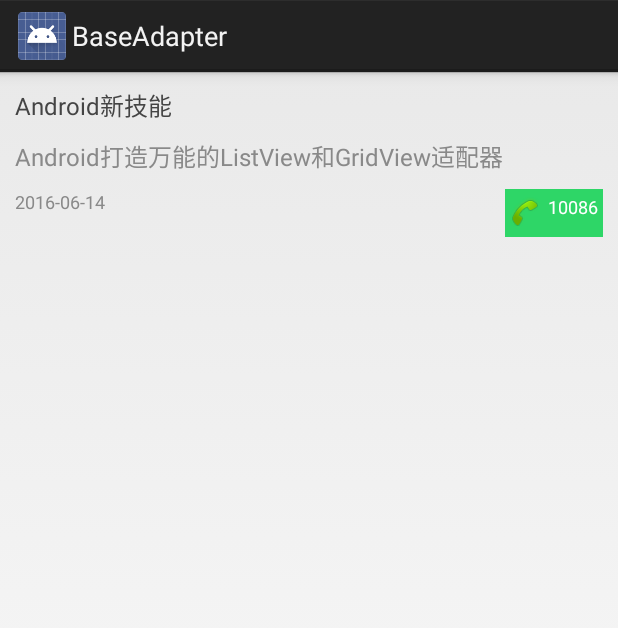
After one commit to AnglusWang/UniversalAdapter, an Android app: the layout item_listview.xml on its own in the app's theme, with its tools: preview values and no code run, on a phone screen of 412 x 824 dp. The commit adds this screen. Shown: the top 628 px of the screen. Run offline under Robolectric (Android 15) with nearby library versions, the phone set to English and light mode, and no system bars.

Commit message:
按一般做法来， 先建一个实体类用于存放数据，在写ListView对应的item布局文件

```diff
--- a/app/src/main/res/layout/activity_main.xml
+++ b/app/src/main/res/layout/activity_main.xml
@@ -5,5 +5,10 @@
     android:layout_width="match_parent"
     android:layout_height="match_parent">
 
+    <ListView
+        android:id="@+id/id_listview"
+        android:layout_width="match_parent"
+        android:layout_height="match_parent">
 
+    </ListView>
 </RelativeLayout>
--- /dev/null
+++ b/app/src/main/res/layout/item_listview.xml
@@ -0,0 +1,53 @@
+<?xml version="1.0" encoding="utf-8"?>
+<RelativeLayout xmlns:android="http://schemas.android.com/apk/res/android"
+                android:layout_width="match_parent"
+                android:layout_height="match_parent"
+                android:padding="10dp">
+
+
+    <TextView
+        android:id="@+id/tv_title"
+        android:layout_width="wrap_content"
+        android:layout_height="wrap_content"
+        android:singleLine="true"
+        android:text="Android新技能"
+        android:textColor="#444"
+        android:textSize="16sp"/>
+
+    <TextView
+        android:id="@+id/tv_desc"
+        android:layout_width="match_parent"
+        android:layout_height="wrap_content"
+        android:layout_below="@id/tv_title"
+        android:layout_marginTop="10dp"
+        android:maxLines="2"
+        android:minLines="1"
+        android:text="Android打造万能的ListView和GridView适配器"
+        android:textColor="#898989"
+        android:textSize="16sp"/>
+
+    <TextView
+        android:id="@+id/tv_time"
+        android:layout_width="wrap_content"
+        android:layout_height="wrap_content"
+        android:layout_below="@id/tv_desc"
+        android:layout_marginTop="10dp"
+        android:text="2016-06-14"
+        android:textColor="#898989"
+        android:textSize="12sp"/>
+
+    <TextView
+        android:id="@+id/tv_phone"
+        android:layout_width="wrap_content"
+        android:layout_height="wrap_content"
+        android:layout_below="@id/tv_desc"
+        android:layout_marginTop="10dp"
+        android:layout_alignParentRight="true"
+        android:background="#2ED667"
+        android:drawableLeft="@android:drawable/stat_sys_phone_call"
+        android:drawablePadding="5dp"
+        android:padding="3dp"
+        android:text="10086"
+        android:textColor="#fff"
+        android:textSize="12sp"/>
+</RelativeLayout>
```
Also changed, not shown: app/src/main/java/com/utils/angluswang/baseadapter/Bean.java (added, +56 -0 lines).
